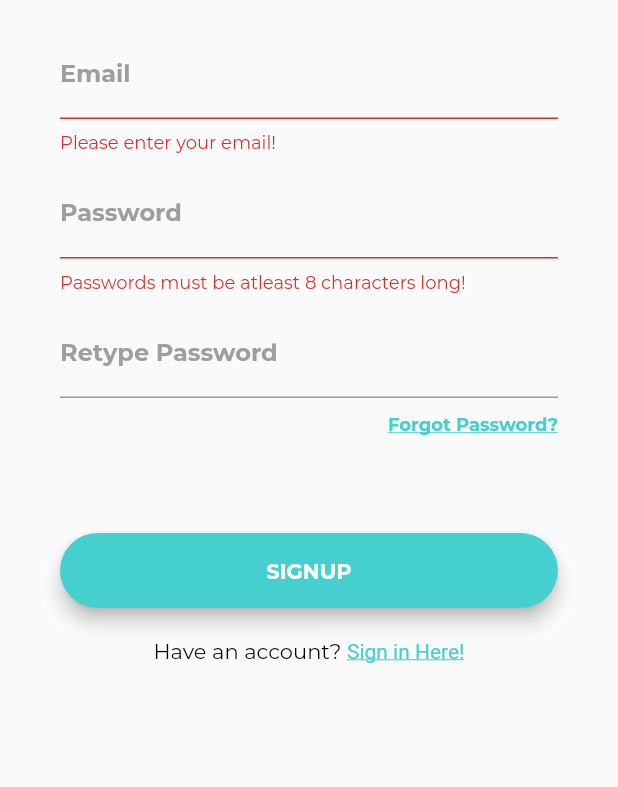
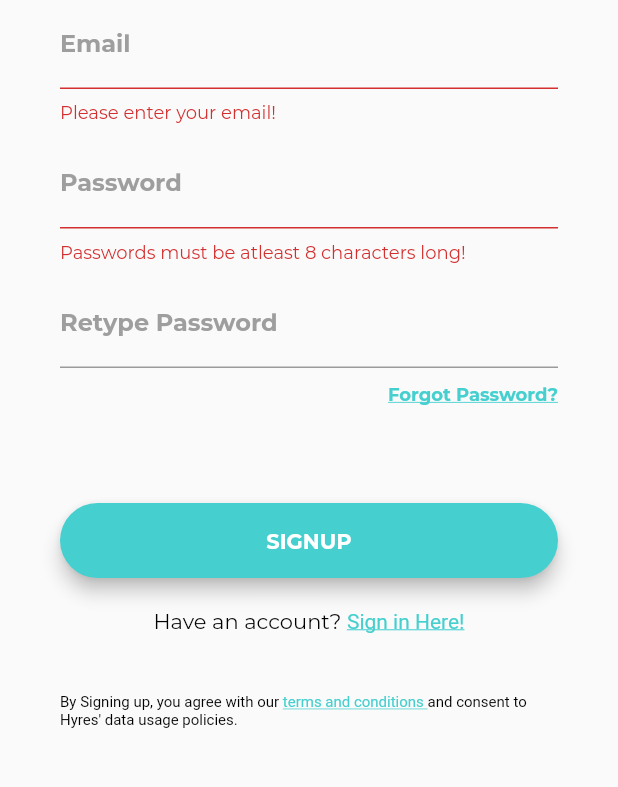
Before and after one commit to dart-dinosaurs/hyred, a Flutter app: the Register screen opened directly, after a tap on "SIGNUP", on a phone screen of 412 x 824 dp, the part 334-1121 px from its top. Run offline on Flutter 3.47's test engine with Material 2 defaults, Android fonts, the phone set to English and light mode, and no system bars; our stand-ins replace cloud_firestore, firebase_auth, image_cropper, image_picker, toggle_switch; missing offline and left inert: dart:ffi, flappy_search_bar; accounts and stored records are empty; project files that could hold a hidden picture were left out.

Commit message:
Refactored everything to support two kinds of users

```diff
--- /dev/null
+++ b/lib/screens/employer-screens/explore.dart
@@ -0,0 +1 @@
+import 'package:flutter/material.dart';
--- a/lib/screens/explore.dart
+++ b/lib/screens/seeker-screens/explore.dart
@@ -1,5 +1,4 @@
 import 'package:flutter/material.dart';
-import './widgets/data.dart';
 import 'package:main/screens/widgets/jobCard.dart';
 
 class Explore extends StatelessWidget {
--- a/lib/screens/register.dart
+++ b/lib/screens/seeker-screens/register.dart
@@ -21,8 +21,8 @@ class _RegisterState extends State<Register> {
   @override
   Widget build(BuildContext context) {
     return new Scaffold(
-        resizeToAvoidBottomPadding: false,
-        body: Column(
+        body: SingleChildScrollView(
+          child: Column(
             crossAxisAlignment: CrossAxisAlignment.start,
             children: <Widget>[
               Container(
@@ -53,9 +53,7 @@ class _RegisterState extends State<Register> {
                       ),
                     )
                   ],
-            )),
-            SizedBox(
-              height: 20,
+                ),
               ),
               Container(
                 padding: EdgeInsets.symmetric(horizontal: 40.0),
@@ -187,11 +185,12 @@ class _RegisterState extends State<Register> {
                           ),
                         ),
                       ),
-                      SizedBox(height: 200),
+                      SizedBox(
+                        height: 40,
+                      ),
                       RichText(
                         text: TextSpan(
-                              style:
-                                  TextStyle(color: Colors.black, fontSize: 10),
+                          style: TextStyle(color: Colors.black, fontSize: 10),
                           children: <TextSpan>[
                             TextSpan(
                                 text: "By Signing up, you agree with our "),
@@ -203,11 +202,15 @@ class _RegisterState extends State<Register> {
                             TextSpan(
                                 text:
                                     "and consent to Hyres' data usage policies.")
-                          ]))
                           ],
                         ),
-                )),
+                      )
                     ],
+                  ),
+                ),
+              ),
+            ],
+          ),
         ));
   }
 }
--- a/lib/screens/settings.dart
+++ b/lib/screens/seeker-screens/settings.dart
@@ -1,5 +1,5 @@
 import 'package:main/models/user.dart';
-import 'package:main/screens/profile.dart';
+import 'package:main/screens/seeker-screens/profile.dart';
 
 import 'package:main/services/auth.dart';
 import 'package:flutter/material.dart';
--- a/lib/screens/widgets/discoverCard.dart
+++ b/lib/screens/widgets/discoverCard.dart
@@ -1,6 +1,5 @@
 import 'package:flutter/material.dart';
-import '../explore.dart';
-import './data.dart';
+import 'package:main/screens/seeker-screens/explore.dart';
 
 class DiscoverCard extends StatelessWidget {
   final String image;
--- a/lib/screens/widgets/search.dart
+++ b/lib/screens/widgets/search.dart
@@ -8,7 +8,9 @@ class MySearch extends StatelessWidget {
       body: SafeArea(
         child: Padding(
           padding: const EdgeInsets.symmetric(horizontal: 20),
-          child: SearchBar( hintText: "Try Searching Something Like Retail",),
+          child: SearchBar(
+            hintText: "Try Searching Something Like Retail",
+          ),
         ),
       ),
     );
```
Also changed, not shown: lib/main.dart (+3 -7 lines), lib/screens/login.dart (deleted, +0 -173 lines), lib/screens/seeker-screens/Newexplore.dart (renamed from lib/screens/Newexplore.dart, +3 -8 lines), lib/screens/seeker-screens/home.dart (renamed from lib/screens/home.dart, +3 -7 lines), lib/screens/seeker-screens/home_wrapper.dart (renamed from lib/screens/home_wrapper.dart, +2 -6 lines), lib/screens/seeker-screens/login.dart (added, +174 -0 lines), lib/screens/seeker-screens/wrapper.dart (renamed from lib/screens/wrapper.dart, +3 -4 lines), lib/screens/seeker-screens/profile.dart (renamed from lib/screens/profile.dart), lib/screens/seeker-screens/registration.dart (renamed from lib/screens/registration.dart), 1 other file. Lines whose indentation alone changed are shown as unchanged.
